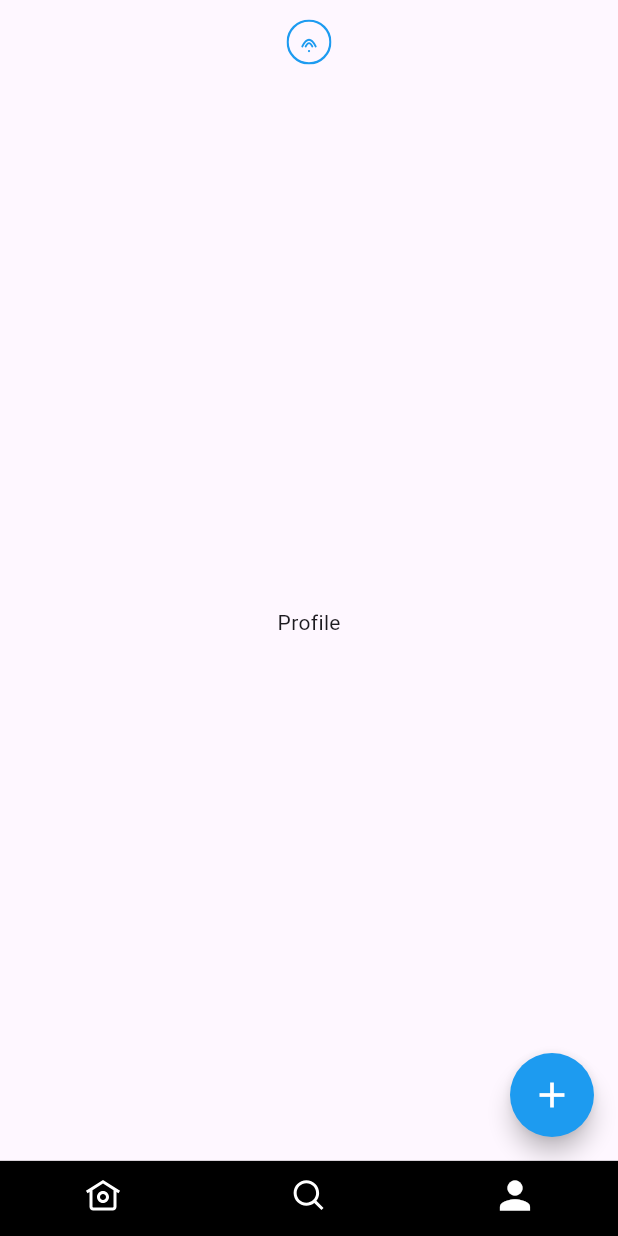
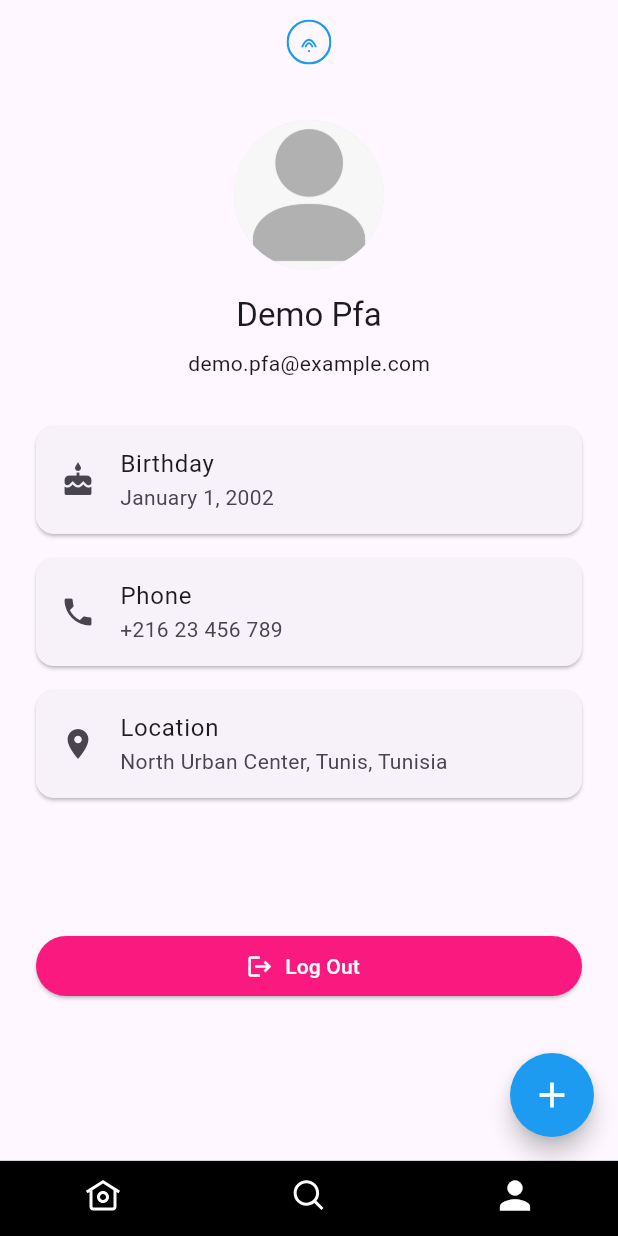
Before and after one commit to ahmedsilinii/breathing_analysis_app, a Flutter app: the HomeView screen opened directly, item 3 of the bottom bar chosen, on a phone screen of 412 x 824 dp. Run offline on Flutter 3.47's test engine with Material 3 defaults, Android fonts, the light colour scheme and no system bars; our stand-ins replace appwrite, file_picker, flutter_dotenv, flutter_riverpod, flutter_svg, font_awesome_flutter and 2 more; missing offline and left inert: record; statements that could not run were skipped.

```diff
--- a/lib/constants/ui_constants.dart
+++ b/lib/constants/ui_constants.dart
@@ -1,5 +1,7 @@
 import 'package:breathing_analysis_app/constants/constants.dart';
-import 'package:breathing_analysis_app/features/diagnosis/views/diagnoses_list.dart';
+import 'package:breathing_analysis_app/features/diagnosis/widgets/diagnoses_list.dart';
+import 'package:breathing_analysis_app/features/profile/widgets/profile.dart';
+import 'package:breathing_analysis_app/features/search/widgets/search.dart';
 import 'package:breathing_analysis_app/theme/palette.dart';
 import 'package:flutter/material.dart';
 import 'package:flutter_svg/svg.dart';
@@ -19,7 +21,7 @@ class UIConstants {
 
   static List<Widget> bottomTabBarPages = [
     const DiagnosesList(),
-    const Center(child: Text('Search')),
-    const Center(child: Text('Profile')),
+    SearchWidget(),
+    const ProfileWidget(),
   ];
 }
--- a/lib/features/profile/widgets/profile.dart
+++ b/lib/features/profile/widgets/profile.dart
@@ -0,0 +1,80 @@
+import 'package:breathing_analysis_app/theme/palette.dart';
+import 'package:flutter/material.dart';
+
+class ProfileWidget extends StatelessWidget {
+  const ProfileWidget({super.key});
+
+  @override
+  Widget build(BuildContext context) {
+    return SingleChildScrollView(
+      padding: const EdgeInsets.all(24.0),
+      child: Column(
+        crossAxisAlignment: CrossAxisAlignment.center,
+        children: [
+          // Profile picture
+          CircleAvatar(
+            radius: 50,
+            backgroundImage: AssetImage('assets/svgs/profile_placeholder.png'),
+          ),
+          const SizedBox(height: 16),
+          // Name
+          Text(
+            'Demo Pfa',
+            style: Theme.of(context).textTheme.titleLarge,
+          ),
+          const SizedBox(height: 8),
+          // Email
+          Text(
+            'demo.pfa@example.com',
+            style: Theme.of(context).textTheme.bodyMedium,
+          ),
+          const SizedBox(height: 24),
+          // Some profile details
+          Card(
+            margin: const EdgeInsets.symmetric(vertical: 8),
+            child: ListTile(
+              leading: Icon(Icons.cake),
+              title: Text('Birthday'),
+              subtitle: Text('January 1, 2002'),
+            ),
+          ),
+          Card(
+            margin: const EdgeInsets.symmetric(vertical: 8),
+            child: ListTile(
+              leading: Icon(Icons.phone),
+              title: Text('Phone'),
+              subtitle: Text('+216 23 456 789'),
+            ),
+          ),
+          Card(
+            margin: const EdgeInsets.symmetric(vertical: 8),
+            child: ListTile(
+              leading: Icon(Icons.location_on),
+              title: Text('Location'),
+              subtitle: Text('North Urban Center, Tunis, Tunisia'),
+            ),
+          ),
+          const SizedBox(height: 80),
+          // Log out button
+          SizedBox(
+            width: double.infinity,
+            child: ElevatedButton.icon(
+              icon: Icon(Icons.logout),
+              label: Text('Log Out'),
+              onPressed: () {
+                // TODO: Implement log out logic
+                ScaffoldMessenger.of(context).showSnackBar(
+                  SnackBar(content: Text('Logged out')),
+                );
+              },
+              style: ElevatedButton.styleFrom(
+                backgroundColor: Palette.redColor,
+                foregroundColor: Colors.white,
+              ),
+            ),
+          ),
+        ],
+      ),
+    );
+  }
+}
```
Also changed, not shown: lib/features/search/widgets/search.dart (added, +65 -0 lines), assets/svgs/profile_placeholder.png (added).
